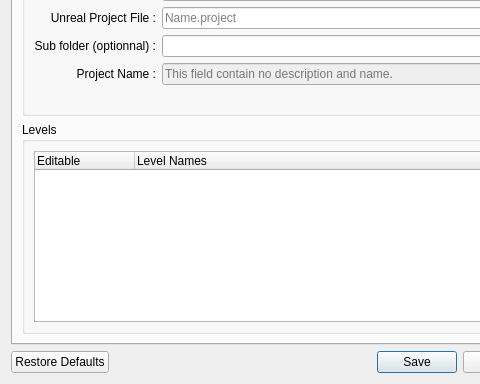
The window that BatchLightUE4/Views/Dial_SetupTab.ui (stilobique/BBlue) describes before a commit, drawn with Qt 5; both pictures show x 0 to 480 and y 96 to 480 of the 640 by 480 pixel window.
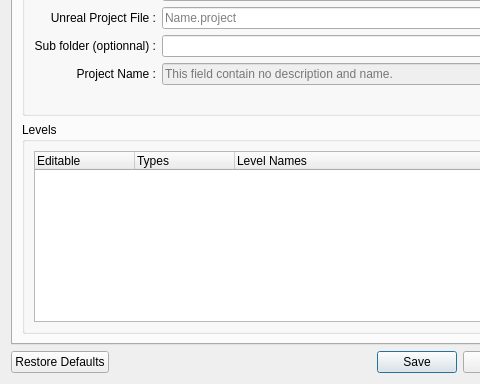
The same window after the commit. The open tabs and pages were chosen to show the change.

Commit message: WIP refactoring about the project manager

What changed in the file:
```diff
--- a/BatchLightUE4/Views/Dial_SetupTab.ui
+++ b/BatchLightUE4/Views/Dial_SetupTab.ui
@@ -159,6 +159,11 @@
                     <string>Editable</string>
                    </property>
                   </column>
+                  <column>
+                   <property name="text">
+                    <string>Types</string>
+                   </property>
+                  </column>
                   <column>
                    <property name="text">
                     <string>Level Names</string>
```
Left out of the diff: 12 changed lines with no effect on the pictures. The commit also changes 2 other files.
